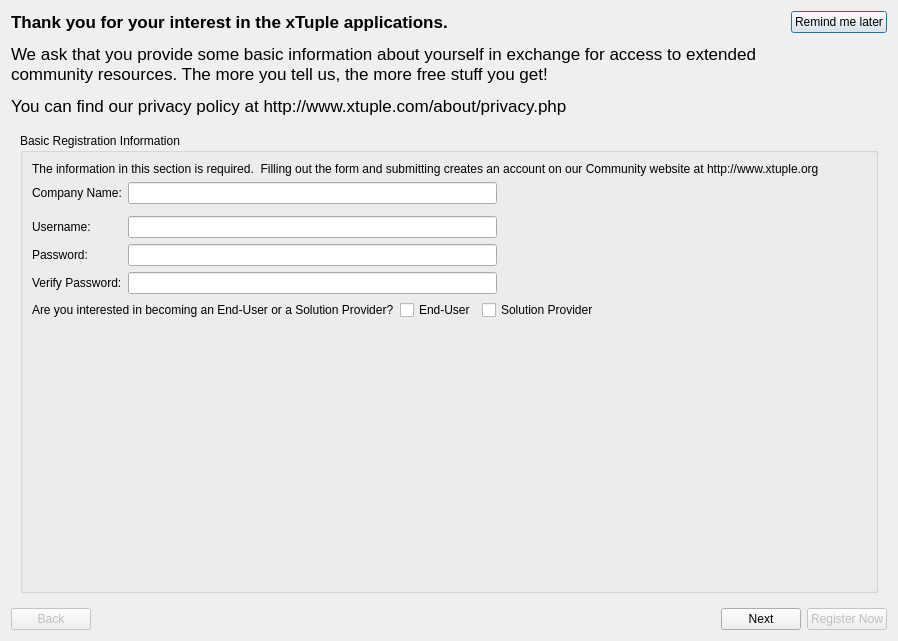
Before: the Qt Designer form guiclient/registration.ui in Pegasus-RPG/xtuple-client, drawn with Qt 5.
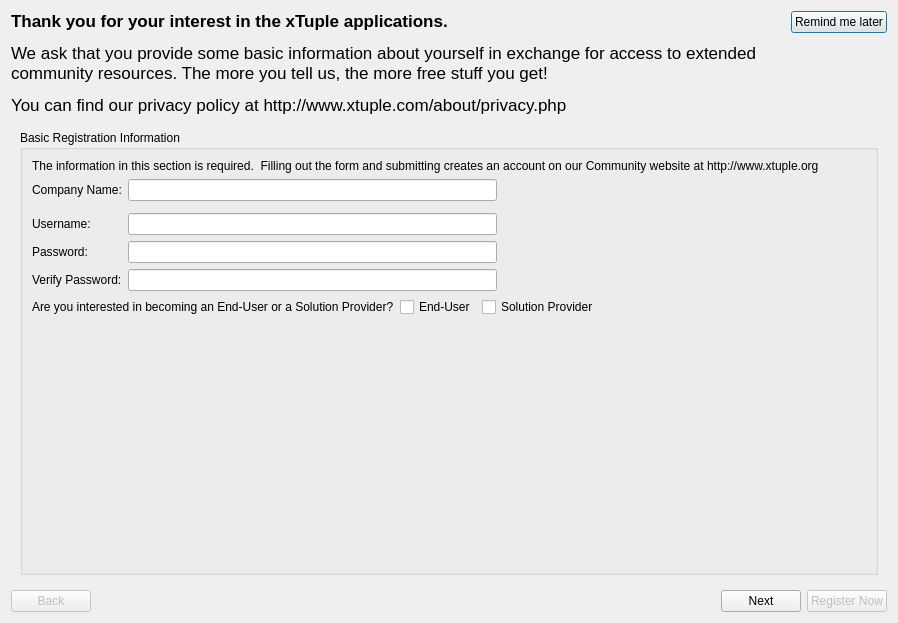
After: the same form once the commit is applied. Custom widgets are drawn as their Qt base class.

Commit message: issue #9020:  Remove obsolete code from windows.  Use contact widget in registration.  Various touch ups.

```diff
--- a/guiclient/registration.ui
+++ b/guiclient/registration.ui
@@ -9,13 +9,13 @@
 to be bound by its terms.</comment>
  <author>Perry Clark - xTuple, LLC.</author>
  <class>registration</class>
- <widget class="QDialog" name="registration" >
-  <property name="geometry" >
+ <widget class="QDialog" name="registration">
+  <property name="geometry">
    <rect>
     <x>0</x>
     <y>0</y>
-    <width>796</width>
-    <height>641</height>
+    <width>800</width>
+    <height>623</height>
    </rect>
   </property>
   <property name="sizePolicy" >
```
Left out of the diff: 1041 changed lines with no effect on the pictures. The commit also changes 26 other files.
